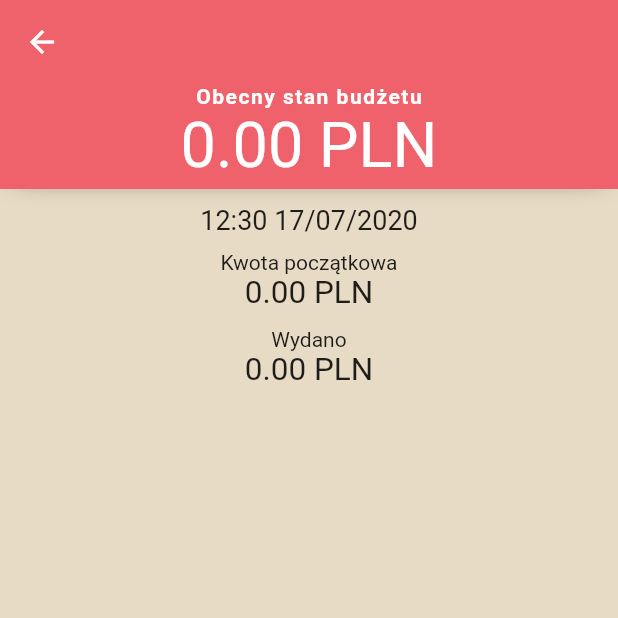
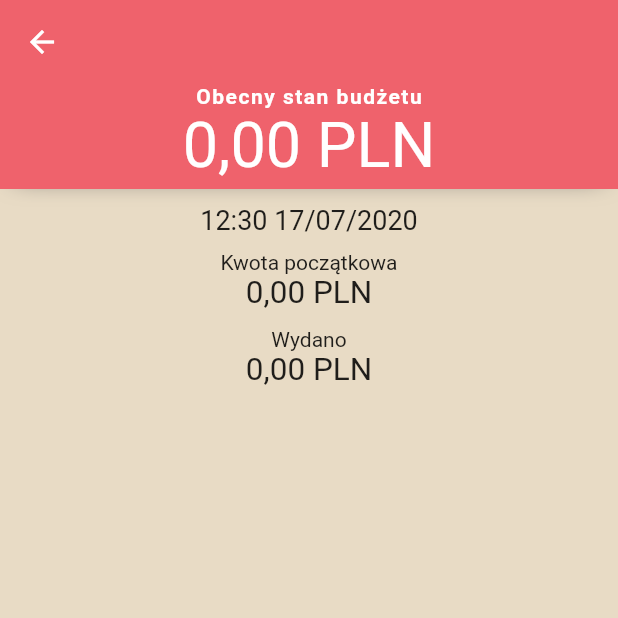
Before and after one commit to radiol00/JudiCoinApp, a Flutter app: the BudgetView screen opened directly with empty values, on a phone screen of 412 x 824 dp, the top half of it. Run offline on Flutter 3.47's test engine with Material 2 defaults, Android fonts, the phone set to English and light mode, and no system bars; drawn by our look-alikes of flutter_speed_dial; our stand-ins replace cloud_firestore, firebase_auth, flutter_masked_text, flutter_money_formatter, flutter_spinkit, pie_chart; accounts and stored records are empty.

```diff
--- a/lib/helpers/JudiCoinCurrencyFormatter.dart
+++ b/lib/helpers/JudiCoinCurrencyFormatter.dart
@@ -2,5 +2,9 @@ import 'package:flutter_money_formatter/flutter_money_formatter.dart';
 
 String formatCurrency(double currency){
 
-  return 'coo';
+  return FlutterMoneyFormatter(amount: currency, settings: MoneyFormatterSettings(symbol: 'PLN', decimalSeparator: ',', thousandSeparator: '.')).output.symbolOnRight;
 }
+
+String formatCurrencyNonSymbol(double currency){
+  return FlutterMoneyFormatter(amount: currency, settings: MoneyFormatterSettings(symbol: 'PLN', decimalSeparator: ',', thousandSeparator: '.')).output.nonSymbol;
+}
--- a/lib/views/BudgetSummary.dart
+++ b/lib/views/BudgetSummary.dart
@@ -7,6 +7,7 @@ import 'package:judicoinapp/views/ChargeListPosition.dart';
 import 'package:provider/provider.dart';
 import 'package:collection/collection.dart';
 import 'package:pie_chart/pie_chart.dart';
+import 'package:judicoinapp/helpers/JudiCoinCurrencyFormatter.dart';
 
 class BudgetSummary extends StatefulWidget {
   final String uid;
@@ -103,9 +104,10 @@ class _BudgetSummaryState extends State<BudgetSummary> {
               ),
               Text('Kwota początkowa'),
               Text(
-                  '${widget.budget.startingState.toStringAsFixed(2)}' +
+                  formatCurrencyNonSymbol(widget.budget.startingState) +
                       (widget.budget.increasedBy != 0.0
-                          ? ' + ${widget.budget.increasedBy.toStringAsFixed(2)}'
+                          ? ' + ' +
+                              formatCurrencyNonSymbol(widget.budget.increasedBy)
                           : '') +
                       ' PLN',
                   style: TextStyle(fontSize: 21.0)),
@@ -113,7 +115,7 @@ class _BudgetSummaryState extends State<BudgetSummary> {
                 height: 10.0,
               ),
               Text('Wydano'),
-              Text('${chargeSum.toStringAsFixed(2)} PLN',
+              Text(formatCurrency(chargeSum),
                   style: TextStyle(fontSize: 21.0)),
               ...(chargesList.length > 0
                   ? [chargesPieChart]
--- a/lib/views/BudgetView.dart
+++ b/lib/views/BudgetView.dart
@@ -8,6 +8,7 @@ import 'package:judicoinapp/views/BudgetSummary.dart';
 import 'package:judicoinapp/views/IncreaseBudgetView.dart';
 import 'package:cloud_firestore/cloud_firestore.dart';
 import 'package:provider/provider.dart';
+import 'package:judicoinapp/helpers/JudiCoinCurrencyFormatter.dart';
 
 class BudgetView extends StatefulWidget {
   final BudgetModel budget;
@@ -57,10 +58,8 @@ class _BudgetViewState extends State<BudgetView> {
   @override
   Widget build(BuildContext context) {
     QuerySnapshot charges = Provider.of<QuerySnapshot>(context);
-    if (charges != null){
-      setState(() {
-
-      });
+    if (charges != null) {
+      setState(() {});
     }
 
     return IgnorePointer(
@@ -177,7 +176,8 @@ class _BudgetViewState extends State<BudgetView> {
                               fontWeight: FontWeight.bold),
                         ),
                         Text(
-                          '${(widget.budget.state + widget.budget.increasedBy).toStringAsFixed(2)} PLN',
+                          formatCurrency(
+                              widget.budget.state + widget.budget.increasedBy),
                           style: TextStyle(
                             fontSize: 42.0,
                             color: Colors.white,
```
Also changed, not shown: 1 other file.
